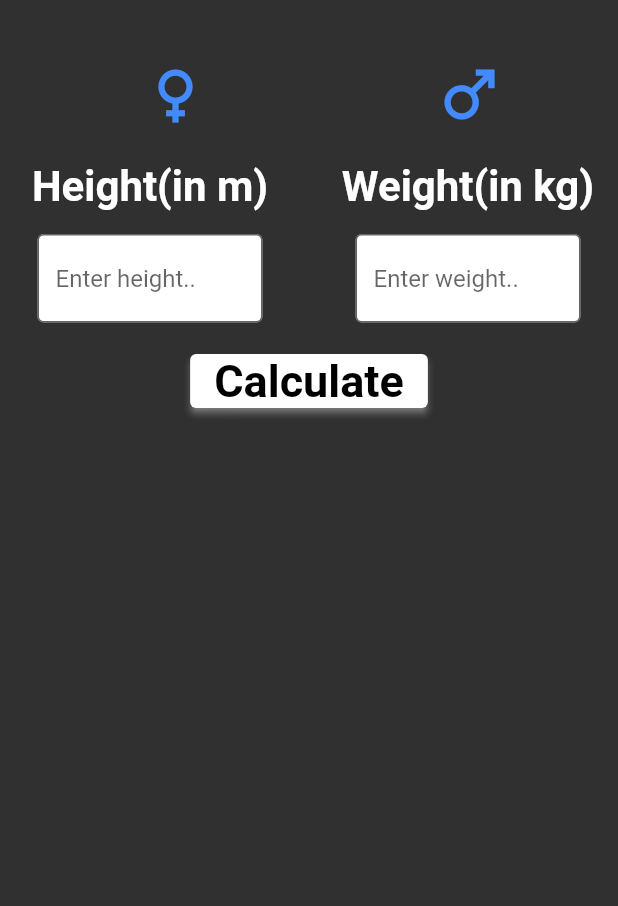
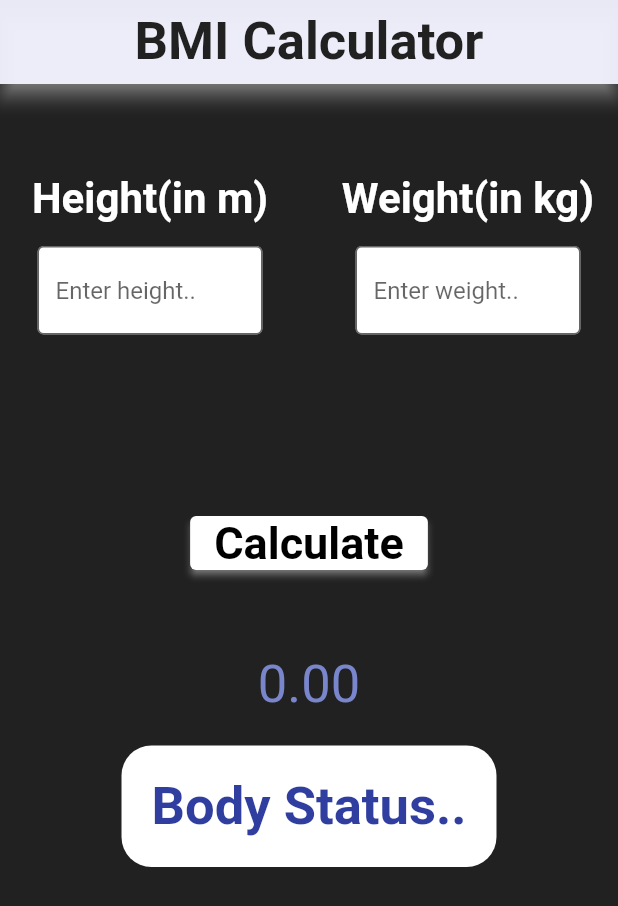
Before and after one commit to shiwani-ruhi143/BMI-Calculator, a Flutter app: the screen it shows after launch, after a tap on "Calculate", on a phone screen of 412 x 824 dp. Shown: the top 906 px of the screen. Run offline on Flutter 3.47's test engine with Material 2 defaults, Android fonts, the light colour scheme and no system bars; our stand-ins replace avatar_glow; network calls fail.

Commit message:
added a calculation page with styling

```diff
--- a/lib/calculationPage.dart
+++ b/lib/calculationPage.dart
@@ -1,4 +1,7 @@
+import 'dart:ui';
+
 import 'package:flutter/material.dart';
+import 'package:flutter/services.dart';
 
 class Calculation extends StatefulWidget {
   Calculation({Key? key}) : super(key: key);
@@ -10,58 +13,82 @@ class Calculation extends StatefulWidget {
 class _CalculationState extends State<Calculation> {
   TextEditingController height = TextEditingController();
   TextEditingController weight = TextEditingController();
-  bool ismale = true;
-  bool mpressed = false;
-  bool fpressed=false;
-  double? result;
+
+  double result = 0.0;
+  String status = "Body Status..";
   void Result() {
     setState(() {
       double h = double.parse(height.text);
       double w = double.parse(weight.text);
       result = w / (h * h);
       print(result);
+
+      if (result < 18.5) {
+        status = "Underweight :/";
+      } else if (result >= 18.5 && result <= 24.9) {
+        status = "Healthy :)";
+      } else if (result >= 25.0 && result <= 29.9)
+        status = "Overweight :(";
+      else {
+        status = "Obese ;(";
+      }
     });
   }
 
   @override
   Widget build(BuildContext context) {
     return Scaffold(
-        body: Container(
-      decoration: BoxDecoration(color: Colors.grey[850]),
+      backgroundColor: Colors.grey[900],
+        body: SingleChildScrollView(
+          child: Container(
+              decoration: BoxDecoration(color: Colors.grey[900]),
               child: Column(
           children: [
+            AppBar(
+              title: Center(
+                child: Text(
+                  "BMI Calculator",
+
+                  style: TextStyle(
+                    color: Colors.grey[900],
+                    fontSize: 35,
+                    fontWeight: FontWeight.bold
+                  ),
+                ),
+              ),
+              backgroundColor: Color(0xFFF4F2F2FF),
+              systemOverlayStyle:
+                  SystemUiOverlayStyle(statusBarColor: Color(0x00CE0A0A)),
+              shadowColor: Colors.white,
+              elevation: 5,
+            ),
             Padding(
               padding: const EdgeInsets.fromLTRB(10, 30, 10, 0),
               child: Row(
                 mainAxisAlignment: MainAxisAlignment.spaceAround,
                 children: [
+                  // IconButton(
+                  //     onPressed: () {
+                  //       setState(() {
 
-                IconButton(
-                    onPressed: () {
-                      setState(() {
-                        fpressed=!fpressed;
-                      });
-                    },
-                    icon: Icon(
-                      Icons.female_outlined,
-                      size: 50,
-                      color: fpressed ? Colors.white:Colors.blueAccent
+                  //          mpressed = !mpressed;
+                  //         ismale = false;
+                  //       });
+                  //     },
+                  //     icon: Icon(Icons.female_outlined,
+                  //         size: 50,
+                  //         color: fpressed ? Colors.white : Colors.blueAccent)),
+                  // IconButton(
+                  //     onPressed: () {
+                  //       setState(() {
 
-                    )
-                    ),
-                     IconButton(
-                    onPressed: () {
-                      setState(() {
-                        mpressed=!mpressed;
-                      });
-                    },
-                    icon: Icon(
-                      Icons.male_outlined,
-                      size: 50,
-                      color: mpressed ? Colors.white:Colors.blueAccent
-
-                    )
-                    )
+                  //          fpressed = !fpressed;
+                  //         ismale = true;
+                  //       });
+                  //     },
+                  //     icon: Icon(Icons.male_outlined,
+                  //         size: 50,
+                  //         color: mpressed ? Colors.white : Colors.blueAccent))
                 ],
               ),
             ),
@@ -126,7 +153,9 @@ class _CalculationState extends State<Calculation> {
                 ],
               ),
             ),
-          ElevatedButton(
+            Padding(
+              padding: const EdgeInsets.fromLTRB(50, 100, 50, 0),
+              child: ElevatedButton(
                 onPressed: () {
                   Result();
                 },
@@ -144,9 +173,33 @@ class _CalculationState extends State<Calculation> {
                       return null; // Defer to the widget's default.
                     },
                   ),
-                shadowColor: MaterialStateProperty.all(Colors.white)),
+                  shadowColor: MaterialStateProperty.all(Colors.white),
+                ),
+              ),
+            ),
+            Padding(
+              padding: const EdgeInsets.all(50),
+              child: Column(
+                children: [
+                  Text(result.toStringAsFixed(2),
+                      style: TextStyle(color: Colors.indigo[300], fontSize: 35)),
+                  SizedBox(
+                    height: 20,
+                  ),
+                  Container(
+                      padding: EdgeInsets.all(20),
+                      decoration: BoxDecoration(
+                        color: Colors.white,
+                        borderRadius: BorderRadius.circular(20)
+                      ),
+                      child: Text(status,
+                          style:
+                              TextStyle(color: Colors.indigo[700], fontSize: 35,fontWeight: FontWeight.bold))),
+                ],
+              ),
             )
           ],
+              ),
             ),
         ));
   }
--- a/lib/main.dart
+++ b/lib/main.dart
@@ -37,7 +37,7 @@ class _HomepageState extends State<Homepage> {
   @override
   void initState() {
     super.initState();
-    Timer(Duration(seconds: 6), ()=>Navigator.pushReplacement(context, MaterialPageRoute(builder: (context)=>Calculation())));
+    Timer(Duration(seconds: 4), ()=>Navigator.pushReplacement(context, MaterialPageRoute(builder: (context)=>Calculation())));
   }
 
 @override
```
Lines whose indentation alone changed are shown as unchanged.
